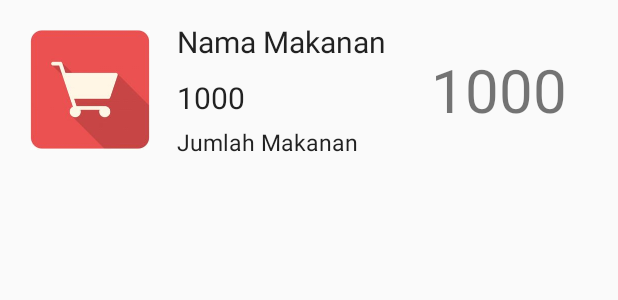
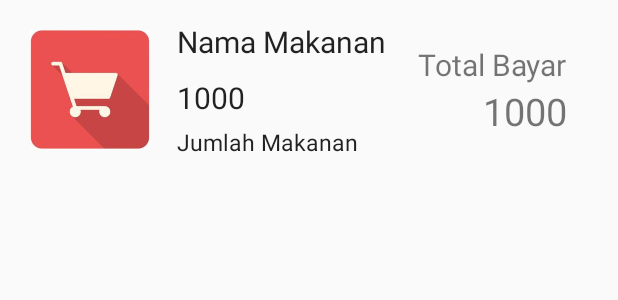
Before and after one commit to Danboru/UsdaKu, an Android app: the layout row_transaksi_barang.xml on its own in the app's theme, with its tools: preview values and no code run, on a phone screen of 412 x 824 dp. Shown: the top 300 px of the screen. Run offline under Robolectric (Android 15) with nearby library versions, the phone set to English and light mode, and no system bars.

Commit message:
Penambahan Total Pengeluaran

```diff
--- a/app/src/main/res/layout/row_transaksi_barang.xml
+++ b/app/src/main/res/layout/row_transaksi_barang.xml
@@ -59,6 +59,18 @@
                 android:layout_alignStart="@+id/tv_harga_pesanan" />
 
     <TextView
+        android:id="@+id/pesanTotal"
+        android:layout_width="wrap_content"
+        android:layout_height="wrap_content"
+        android:layout_alignParentRight="true"
+        android:text="Total Bayar"
+        android:layout_marginRight="30dp"
+        android:layout_marginTop="25dp"
+        android:gravity="center"
+        android:textSize="20sp"
+        />
+
+    <TextView
         android:id="@+id/tv_totalHarga"
         android:layout_width="wrap_content"
         android:layout_height="wrap_content"
@@ -67,8 +79,8 @@
         android:text="1000"
         android:layout_marginRight="30dp"
         android:layout_centerVertical="true"
-        android:textSize="40sp"
+        android:textSize="25sp"
+        android:layout_below="@+id/pesanTotal"
         />
 
-
 </RelativeLayout>
```
